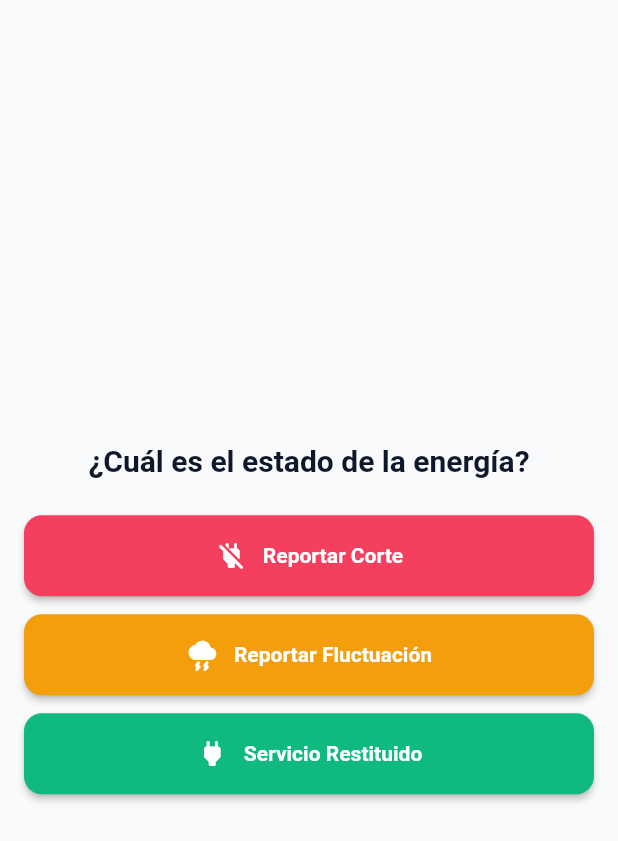
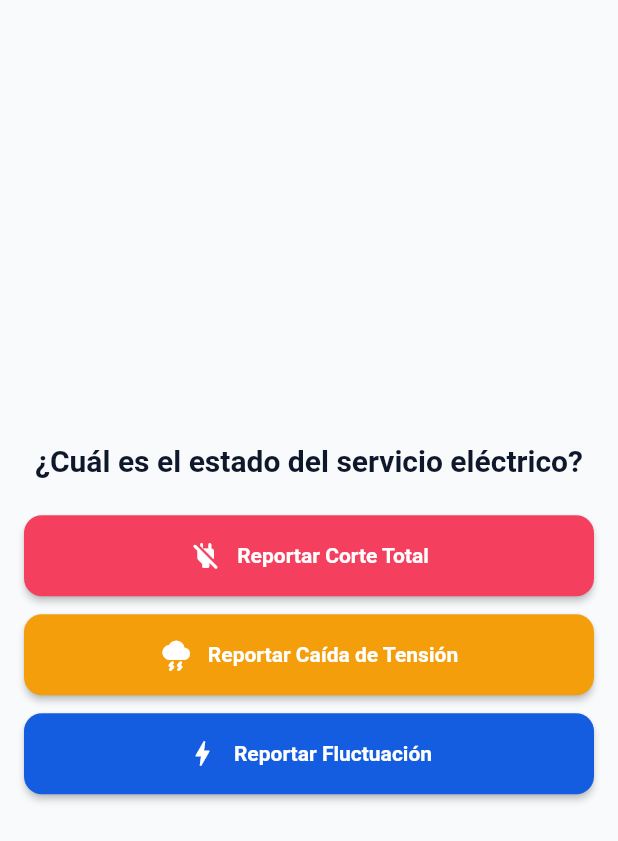
Before and after one commit to gabrielbaute/veneluz-app, a Flutter app: the ReportScreen widget shown alone on an empty page, opened directly, on a phone screen of 412 x 824 dp. Shown: the top 841 px of the screen. Run offline on Flutter 3.47's test engine with Material 3 defaults, Android fonts, the phone set to English and light mode, and no system bars; our stand-ins replace dio, geolocator, go_router; Roboto replaces fonts that are missing (PlusJakartaSans, SpaceGrotesk).

Commit message:
Refactorización de la vista de reportes para incluir el provider y los estados reales

```diff
--- a/lib/ui/screens/report_screen.dart
+++ b/lib/ui/screens/report_screen.dart
@@ -1,11 +1,18 @@
 import 'package:flutter/material.dart';
+import 'package:provider/provider.dart';
 
-import '../../ui/themes/app_colors.dart';
+import '../../enums/event_type_enum.dart';
+import '../../enums/fail_cause_enum.dart';
+import '../../providers/electric_event_provider.dart';
 import '../components/report_action_button.dart';
+import '../themes/app_colors.dart';
 
-/// Pantalla principal para el envío de reportes y visualización del estado del servicio.
+/// Pantalla principal para el envío de reportes y visualización del estado del servicio eléctrico.
 class ReportScreen extends StatefulWidget {
   /// Constructor de ReportScreen.
+  ///
+  /// Args:
+  /// - `key` (Key?): Llave del widget.
   const ReportScreen({super.key});
 
   @override
@@ -13,22 +20,34 @@ class ReportScreen extends StatefulWidget {
 }
 
 class _ReportScreenState extends State<ReportScreen> {
-  // Simulación temporal de estado de espera/incidencia activa
-  bool _hasActiveReport = false;
+  final FailCause _selectedCause = FailCause.desconocida;
 
   @override
   Widget build(BuildContext context) {
     final theme = Theme.of(context);
+    final eventProvider = context.watch<ElectricEventProvider>();
 
-    if (_hasActiveReport) {
-      return _buildWaitingState(theme);
+    if (eventProvider.hasActiveEvent) {
+      return _buildWaitingState(context, theme, eventProvider);
     }
 
-    return _buildReportPanel(theme);
+    return _buildReportPanel(context, theme, eventProvider);
   }
 
-  /// Construye la interfaz de la botonera para emitir reportes.
-  Widget _buildReportPanel(ThemeData theme) {
+  /// Construye la botonera principal para la emisión de nuevos reportes eléctricos.
+  ///
+  /// Args:
+  /// - `context` (BuildContext): Contexto de la aplicación.
+  /// - `theme` (ThemeData): Configuración del tema actual.
+  /// - `provider` (ElectricEventProvider): Instancia del provider de eventos eléctricos.
+  ///
+  /// Returns:
+  /// - `Widget`: Contenedor con los botones de acción rápida.
+  Widget _buildReportPanel(
+    BuildContext context,
+    ThemeData theme,
+    ElectricEventProvider provider,
+  ) {
     return Padding(
       padding: const EdgeInsets.all(16.0),
       child: Column(
@@ -36,60 +55,70 @@ class _ReportScreenState extends State<ReportScreen> {
         mainAxisAlignment: MainAxisAlignment.center,
         children: <Widget>[
           Text(
-            '¿Cuál es el estado de la energía?',
+            '¿Cuál es el estado del servicio eléctrico?',
             style: theme.textTheme.titleLarge,
             textAlign: TextAlign.center,
           ),
           const SizedBox(height: 24.0),
-          ReportActionButton<String, bool>(
-            label: 'Reportar Corte',
+          ReportActionButton<EventType, bool>(
+            label: 'Reportar Corte Total',
             icon: Icons.power_off_rounded,
             buttonColor: AppColors.danger,
-            payload: 'outage',
-            onPressed: (payload) async {
-              await Future<void>.delayed(const Duration(seconds: 1));
-              return true;
-            },
-            onSuccess: (_) {
-              setState(() {
-                _hasActiveReport = true;
-              });
-            },
+            payload: EventType.corte,
+            isLoading: provider.isLoading,
+            onPressed: (payload) => provider.reportNewEvent(
+              eventType: payload,
+              failCause: _selectedCause,
+            ),
+            onError: (error) => _showSnackBar(context, provider.errorMessage),
           ),
           const SizedBox(height: 12.0),
-          ReportActionButton<String, bool>(
-            label: 'Reportar Fluctuación',
+          ReportActionButton<EventType, bool>(
+            label: 'Reportar Caída de Tensión',
             icon: Icons.thunderstorm_rounded,
             buttonColor: AppColors.warn,
-            payload: 'fluctuation',
-            onPressed: (payload) async {
-              await Future<void>.delayed(const Duration(seconds: 1));
-              return true;
-            },
-            onSuccess: (_) {
-              setState(() {
-                _hasActiveReport = true;
-              });
-            },
+            payload: EventType.caidaTension,
+            isLoading: provider.isLoading,
+            onPressed: (payload) => provider.reportNewEvent(
+              eventType: payload,
+              failCause: _selectedCause,
+            ),
+            onError: (error) => _showSnackBar(context, provider.errorMessage),
           ),
           const SizedBox(height: 12.0),
-          ReportActionButton<String, bool>(
-            label: 'Servicio Restituido',
-            icon: Icons.power_rounded,
-            buttonColor: AppColors.ok,
-            payload: 'restored',
-            onPressed: (payload) async {
-              await Future<void>.delayed(const Duration(seconds: 1));
-              return true;
-            },
+          ReportActionButton<EventType, bool>(
+            label: 'Reportar Fluctuación',
+            icon: Icons.bolt_rounded,
+            buttonColor: AppColors.info,
+            payload: EventType.fluctuacion,
+            isLoading: provider.isLoading,
+            onPressed: (payload) => provider.reportNewEvent(
+              eventType: payload,
+              failCause: _selectedCause,
+            ),
+            onError: (error) => _showSnackBar(context, provider.errorMessage),
           ),
         ],
       ),
     );
   }
 
-  /// Construye la vista de espera cuando hay un reporte en curso.
-  Widget _buildWaitingState(ThemeData theme) {
+  /// Construye la vista de espera y monitoreo cuando un evento de corte o caída permanece activo.
+  ///
+  /// Args:
+  /// - `context` (BuildContext): Contexto de la aplicación.
+  /// - `theme` (ThemeData): Configuración del tema actual.
+  /// - `provider` (ElectricEventProvider): Instancia del provider de eventos eléctricos.
+  ///
+  /// Returns:
+  /// - `Widget`: Vista informativa con botón para la restitución del servicio.
+  Widget _buildWaitingState(
+    BuildContext context,
+    ThemeData theme,
+    ElectricEventProvider provider,
+  ) {
+    final activeEvent = provider.activeEvent;
+
     return Padding(
       padding: const EdgeInsets.all(24.0),
       child: Column(
@@ -98,28 +127,36 @@ class _ReportScreenState extends State<ReportScreen> {
         children: <Widget>[
           const CircularProgressIndicator(strokeWidth: 3.0),
           const SizedBox(height: 24.0),
-          Text('Reporte en proceso', style: theme.textTheme.titleLarge),
+          Text('Sin Servicio Eléctrico', style: theme.textTheme.titleLarge),
           const SizedBox(height: 8.0),
           Text(
-            'Estamos registrando la incidencia. Te notificaremos cuando haya novedades en tu zona.',
+            'Iniciado: ${activeEvent?.startTimestamp.toLocal().toString().split('.').first ?? ''}',
             style: theme.textTheme.bodyMedium,
             textAlign: TextAlign.center,
           ),
           const SizedBox(height: 32.0),
-          ElevatedButton(
-            style: ElevatedButton.styleFrom(
-              backgroundColor: theme.colorScheme.surface,
-              foregroundColor: theme.colorScheme.onSurface,
-            ),
-            onPressed: () {
-              setState(() {
-                _hasActiveReport = false;
-              });
-            },
-            child: const Text('Cancelar / Volver'),
+          ReportActionButton<void, bool>(
+            label: 'Servicio Restituido',
+            icon: Icons.power_rounded,
+            buttonColor: AppColors.ok,
+            payload: null,
+            isLoading: provider.isLoading,
+            onPressed: (_) => provider.finalizeActiveEvent(),
+            onError: (error) => _showSnackBar(context, provider.errorMessage),
           ),
         ],
       ),
     );
   }
+
+  /// Muestra una barra flotante con el mensaje de error capturado.
+  ///
+  /// Args:
+  /// - `context` (BuildContext): Contexto para desplegar el SnackBar.
+  /// - `message` (String?): Texto del mensaje de error.
+  void _showSnackBar(BuildContext context, String? message) {
+    if (message == null) return;
+    ScaffoldMessenger.of(context)
+        .showSnackBar(SnackBar(content: Text(message)));
+  }
 }
```
